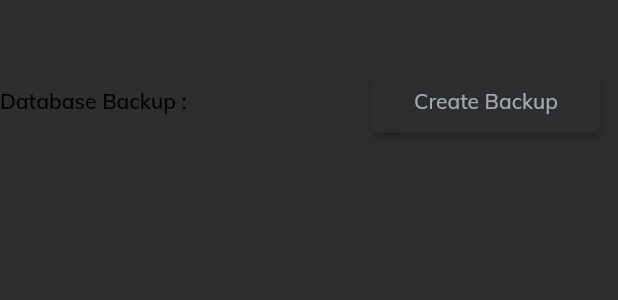
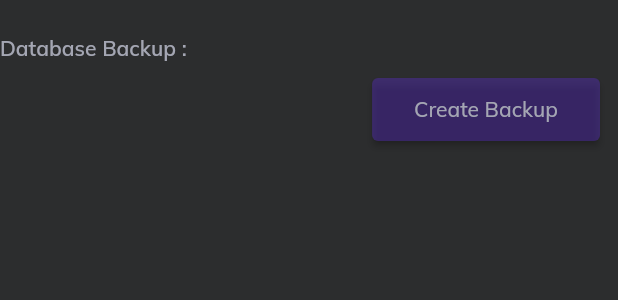
Before and after one commit to mubarismdeen/sensory_sphere_frontend, a Flutter app: the SettingsPopup widget shown alone on an empty page, opened directly, on a phone screen of 412 x 824 dp. Shown: the top 300 px of the screen. Run offline on Flutter 3.47's test engine with Material 2 defaults, Android fonts, the phone set to English and light mode, and no system bars; our stand-ins replace animated_custom_dropdown, file_picker, flutter_spinkit, fluttertoast, get, google_fonts and 2 more; missing offline and left inert: dart:js, excel; accounts and stored records are empty.

Commit message:
fixing settings dialog

```diff
--- a/lib/widget/settings_popup.dart
+++ b/lib/widget/settings_popup.dart
@@ -34,26 +34,30 @@ class _SettingsPopupState extends State<SettingsPopup> {
   @override
   Widget build(BuildContext context) {
     return SizedBox(
-      height: 150,
+      height: 120,
       width: 400,
       child: Column(
         mainAxisAlignment: MainAxisAlignment.center,
         crossAxisAlignment: CrossAxisAlignment.start,
         children: [
+          const SizedBox(height: 15),
+          const Text("Database Backup : ",
+              style: TextStyle(fontWeight: FontWeight.w600, color: lightGrey)),
+          if (message.isEmpty)
             Row(
-            mainAxisAlignment: MainAxisAlignment.spaceBetween,
+              mainAxisAlignment: MainAxisAlignment.end,
               children: [
-              const Text("Database Backup : ",
-                  style: TextStyle(fontWeight: FontWeight.w600)),
-              if (message.isEmpty)
-                ElevatedButton(
+                Padding(
+                  padding: const EdgeInsets.only(top: 8.0),
+                  child: ElevatedButton(
                     style: ElevatedButton.styleFrom(
-                    backgroundColor: themeColor,
+                      backgroundColor: elevatedButtonColor,
                     ),
                     onPressed: _createBackup,
                     child: const Padding(
                       padding: EdgeInsets.all(12.0),
                       child: Text('Create Backup'),
+                    ),
                   ),
                 ),
               ],
--- a/lib/widget/top_nav.dart
+++ b/lib/widget/top_nav.dart
@@ -124,7 +124,7 @@ void _openSettings(BuildContext context) {
     builder: (BuildContext context) {
       return CustomAlertDialog(
         title: 'Settings',
-        titleStyle: const TextStyle(fontWeight: FontWeight.bold),
+        titleStyle: const TextStyle(fontWeight: FontWeight.bold, color: lightGrey),
         child: const SettingsPopup(),
       );
     },
```
Also changed, not shown: lib/widget/custom_alert_dialog.dart (+30 -11 lines). Lines whose indentation alone changed are shown as unchanged.
